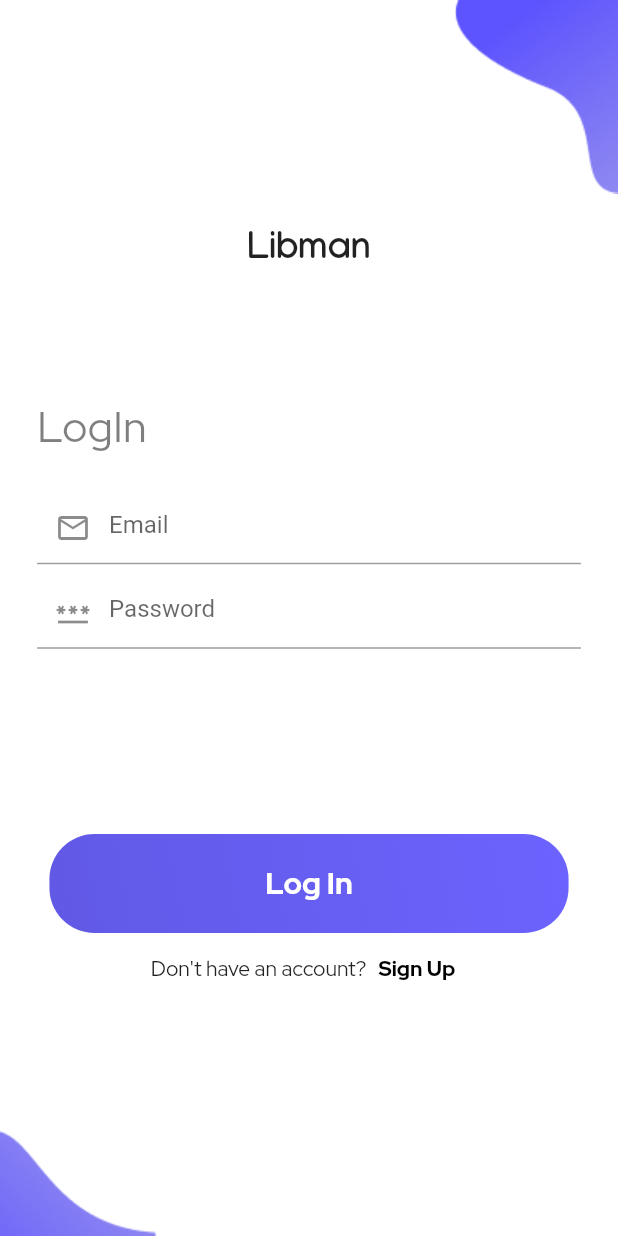
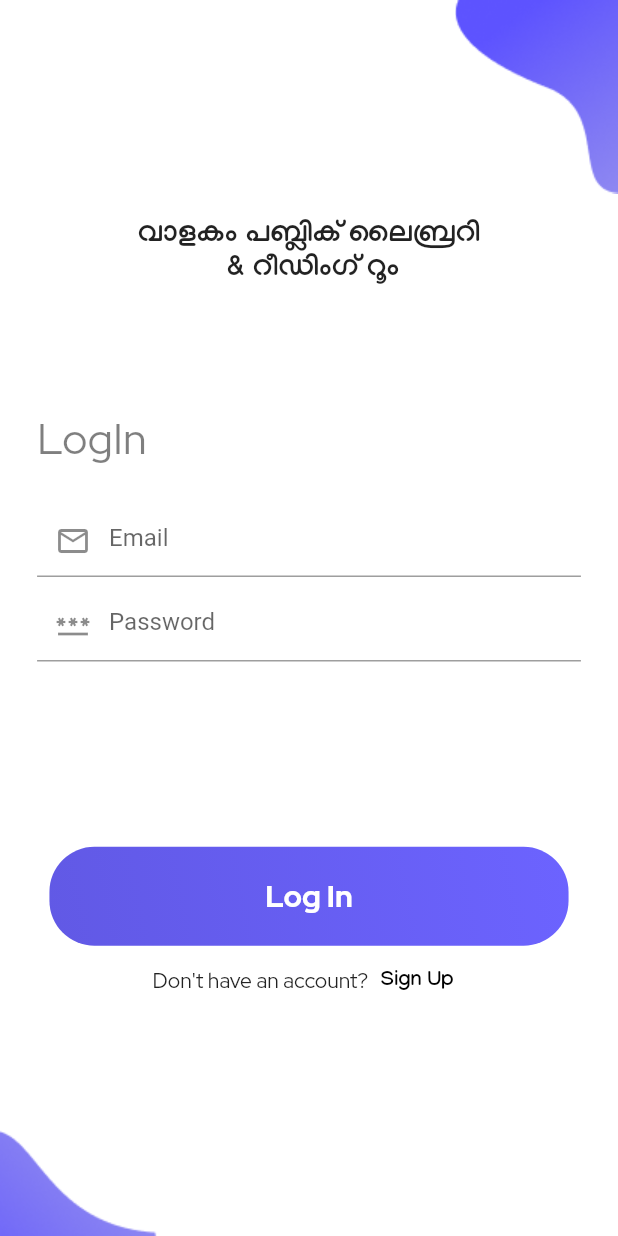
Before and after one commit to smidhunkks/Libman, a Flutter app: the screen it shows after launch, after a tap on "Log In", on a phone screen of 412 x 824 dp. Run offline on Flutter 3.47's test engine with Material 2 defaults, Android fonts, the phone set to English and light mode, and no system bars; our stand-ins replace cloud_firestore, firebase_auth, firebase_core; accounts and stored records are empty.

```diff
--- a/lib/Components/authbutton.dart
+++ b/lib/Components/authbutton.dart
@@ -6,6 +6,7 @@ class AuthButton extends StatelessWidget {
   final Size size;
   final String label;
   final String bottomtext;
+  final String bottombuttonlabel;
   final VoidCallback onPress;
   const AuthButton({
     Key? key,
@@ -13,6 +14,7 @@ class AuthButton extends StatelessWidget {
     required this.label,
     required this.onPress,
     required this.bottomtext,
+    required this.bottombuttonlabel,
   }) : super(key: key);
 
   @override
@@ -57,10 +59,10 @@ class AuthButton extends StatelessWidget {
                 Navigator.of(context)
                     .push(MaterialPageRoute(builder: (context) => SignUp()));
               },
-              child: const Text(
-                "Sign Up",
+              child: Text(
+                bottombuttonlabel,
                 style: TextStyle(
-                  fontFamily: "RedHat",
+                  fontFamily: "Manjari",
                   fontWeight: FontWeight.w700,
                   color: Colors.black,
                 ),
--- a/lib/screens/Welcome/welcome.dart
+++ b/lib/screens/Welcome/welcome.dart
@@ -40,6 +40,7 @@ class WelcomeScreen extends StatelessWidget {
             Visibility(
               visible: true,
               child: AuthButton(
+                bottombuttonlabel: "Sign Up",
                 bottomtext: "Don't have an account?",
                 size: size,
                 label: "Log In",
@@ -58,68 +59,3 @@ class WelcomeScreen extends StatelessWidget {
     );
   }
 }
-
-// class AuthButton extends StatelessWidget {
-//   const AuthButton({
-//     Key? key,
-//     required this.size,
-//   }) : super(key: key);
-
-//   final Size size;
-
-//   @override
-//   Widget build(BuildContext context) {
-//     return Column(
-//       children: [
-//         Container(
-//           decoration: BoxDecoration(
-//             gradient: const LinearGradient(
-//                 begin: Alignment.bottomLeft,
-//                 end: Alignment.topRight,
-//                 colors: [kprimarycolor, kprimarylightcolor]),
-//             borderRadius: BorderRadius.circular(30),
-//           ),
-//           margin: EdgeInsets.only(
-//             left: size.width * .08,
-//             right: size.width * .08,
-//             top: size.height * .15,
-//           ),
-//           width: double.infinity,
-//           height: size.height * .08,
-//           child: TextButton(
-//               onPressed: () {
-//                 Navigator.push(context,
-//                     MaterialPageRoute(builder: (context) => Login()));
-//                 print("Elevated button");
-//               },
-//               child: const Text(
-//                 "Log In",
-//                 style: TextStyle(color: Colors.white, fontSize: 20),
-//               )),
-//         ),
-//         Row(
-//           mainAxisAlignment: MainAxisAlignment.center,
-//           children: [
-//             const Text(
-//               "Don't have an account?",
-//               style: TextStyle(fontFamily: "RedHat"),
-//             ),
-//             TextButton(
-//               onPressed: () {
-//                 print("signup");
-//               },
-//               child: const Text(
-//                 "Sign Up",
-//                 style: TextStyle(
-//                   fontFamily: "RedHat",
-//                   fontWeight: FontWeight.w700,
-//                   color: Colors.black,
-//                 ),
-//               ),
-//             )
-//           ],
-//         )
-//       ],
-//     );
-//   }
-// }
--- a/lib/screens/auth/login.dart
+++ b/lib/screens/auth/login.dart
@@ -43,9 +43,19 @@ class _LoginState extends State<Login> {
           child: Column(
             mainAxisAlignment: MainAxisAlignment.center,
             children: [
-              const Text(
-                "Libman",
-                style: ktitleStyle,
+              Flex(
+                direction: Axis.vertical,
+                mainAxisAlignment: MainAxisAlignment.center,
+                children: [
+                  Text(
+                    "വാളകം പബ്ലിക് ലൈബ്രറി",
+                    style: ktitleStyle.copyWith(fontSize: 20),
+                  ),
+                  Text(
+                    " & റീഡിംഗ് റൂം",
+                    style: ktitleStyle.copyWith(fontSize: 20),
+                  ),
+                ],
               ),
               Container(
                 padding: EdgeInsets.only(
@@ -88,6 +98,7 @@ class _LoginState extends State<Login> {
                 ),
               ),
               AuthButton(
+                bottombuttonlabel: "Sign Up",
                 bottomtext: "Don't have an account?",
                 size: size,
                 label: "Log In",
```
Also changed, not shown: lib/screens/auth/signup.dart (+16 -2 lines).
